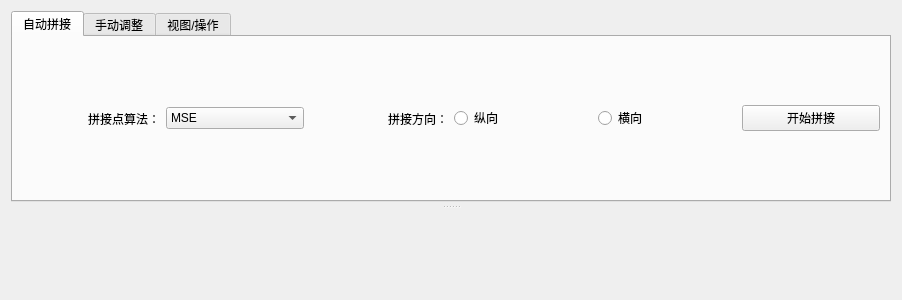
Before: the Qt Designer form src/View/ui/TabStitch.ui in Carrot-shreds/score_capture, drawn with Qt 5.
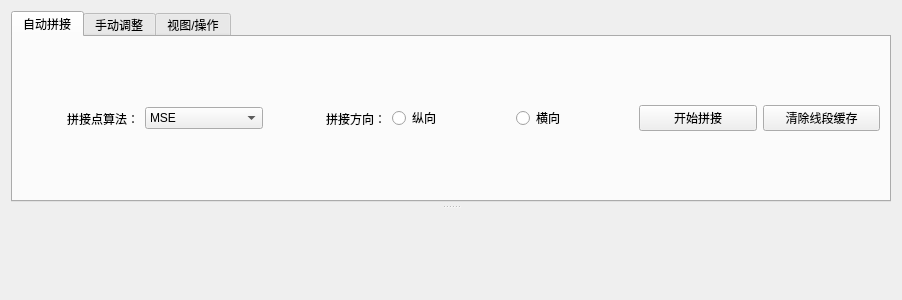
After: the same form once the commit is applied. Custom widgets are drawn as their Qt base class.

```diff
--- a/src/View/ui/TabStitch.ui
+++ b/src/View/ui/TabStitch.ui
@@ -115,6 +115,13 @@
           </property>
          </widget>
         </item>
+        <item>
+         <widget class="QPushButton" name="pushButton_clear_cache">
+          <property name="text">
+           <string>清除线段缓存</string>
+          </property>
+         </widget>
+        </item>
        </layout>
       </widget>
       <widget class="QWidget" name="tab_manual">
```
